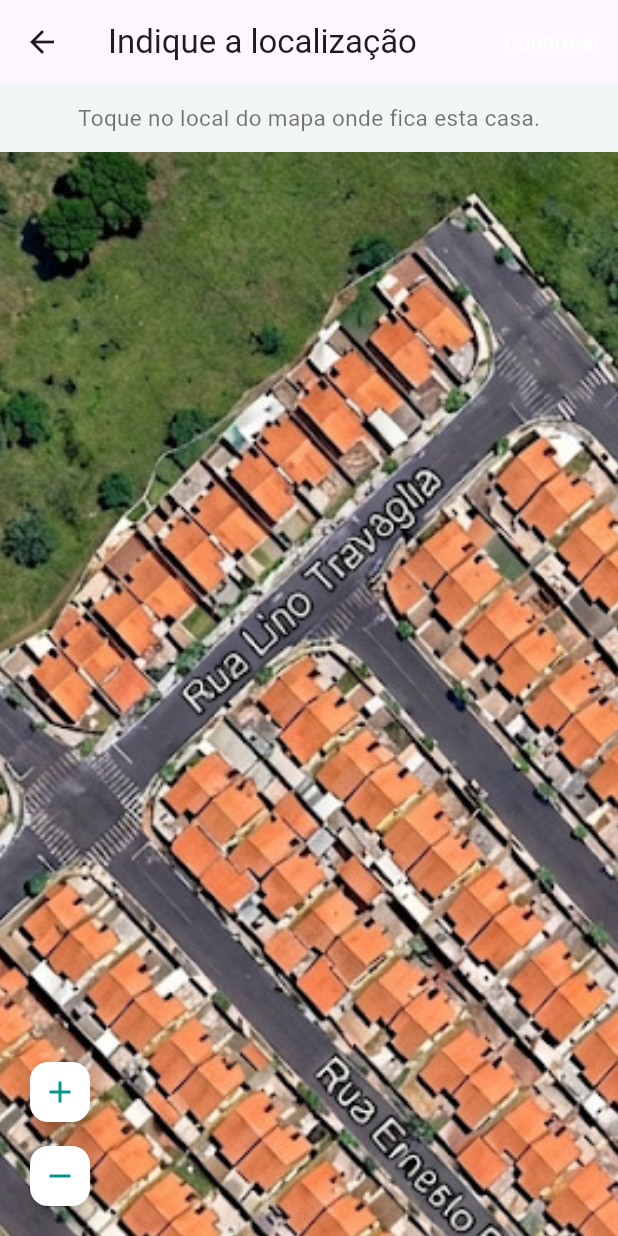
After one commit to Guilherme-Zamboni/app_agente_saude, a Flutter app: the TelaSelecionarLocalMapa screen opened directly, on a phone screen of 412 x 824 dp. The commit adds this screen. Run offline on Flutter 3.47's test engine with Material 3 defaults, Android fonts, the phone set to English and light mode, and no system bars; our stand-ins replace fl_chart, flutter_secure_storage, local_auth, sqflite_sqlcipher; accounts and stored records are empty.

Commit message:
mapa etapa 1

```diff
--- a/lib/main.dart
+++ b/lib/main.dart
@@ -17,10 +17,10 @@ class MeuApp extends StatelessWidget {
   @override
   Widget build(BuildContext context) {
     return MaterialApp(
-      title: 'App Agente de Saúde',
       theme: ThemeData(
         primarySwatch: Colors.teal,
         useMaterial3: true,
+        scaffoldBackgroundColor: const Color(0xFFF2F7F5),
         textTheme: const TextTheme(
           bodyLarge: TextStyle(fontSize: 18),
         ),
--- /dev/null
+++ b/lib/screens/tela_selecionar_local_mapa.dart
@@ -0,0 +1,151 @@
+import 'package:flutter/material.dart';
+
+class TelaSelecionarLocalMapa extends StatefulWidget {
+  final double? posXInicial;
+  final double? posYInicial;
+
+  const TelaSelecionarLocalMapa({super.key, this.posXInicial, this.posYInicial});
+
+  @override
+  State<TelaSelecionarLocalMapa> createState() => _TelaSelecionarLocalMapaState();
+}
+
+class _TelaSelecionarLocalMapaState extends State<TelaSelecionarLocalMapa> {
+  static const double _larguraMapa = 1200;
+  static const double _alturaMapa = 1200;
+
+  final _controladorZoom = TransformationController();
+  final _chaveMapa = GlobalKey(); // referência ao próprio mapa, para medir o toque
+
+  Offset? _posicaoSelecionada; // coordenadas relativas, 0.0 a 1.0
+
+  @override
+  void initState() {
+    super.initState();
+    if (widget.posXInicial != null && widget.posYInicial != null) {
+      _posicaoSelecionada = Offset(widget.posXInicial!, widget.posYInicial!);
+    }
+  }
+
+  @override
+  void dispose() {
+    _controladorZoom.dispose();
+    super.dispose();
+  }
+
+  void _ajustarZoom(double fator) {
+    final matrizAtual = _controladorZoom.value.clone();
+    setState(() {
+      _controladorZoom.value = matrizAtual..scale(fator, fator, 1.0);
+    });
+  }
+
+  void _aoTocarNoMapa(TapDownDetails details) {
+    // Mede em relação ao próprio SizedBox do mapa (via GlobalKey),
+    // e não em relação à tela inteira - isso mantém a conta correta
+    // mesmo com zoom, arraste ou camadas extras em volta.
+    final box = _chaveMapa.currentContext!.findRenderObject() as RenderBox;
+    final local = box.globalToLocal(details.globalPosition);
+    setState(() {
+      _posicaoSelecionada = Offset(
+        (local.dx / _larguraMapa).clamp(0.0, 1.0),
+        (local.dy / _alturaMapa).clamp(0.0, 1.0),
+      );
+    });
+  }
+
+  void _confirmar() {
+    if (_posicaoSelecionada == null) {
+      ScaffoldMessenger.of(context).showSnackBar(
+        const SnackBar(content: Text('Toque no mapa para indicar o local da casa')),
+      );
+      return;
+    }
+    Navigator.pop(context, _posicaoSelecionada);
+  }
+
+  @override
+  Widget build(BuildContext context) {
+    return Scaffold(
+      appBar: AppBar(
+        title: const Text('Indique a localização'),
+        actions: [
+          TextButton(
+            onPressed: _confirmar,
+            child: const Text('Confirmar', style: TextStyle(color: Colors.white)),
+          ),
+        ],
+      ),
+      body: Column(
+        children: [
+          const Padding(
+            padding: EdgeInsets.all(12),
+            child: Text(
+              'Toque no local do mapa onde fica esta casa.',
+              style: TextStyle(fontSize: 15, color: Colors.black54),
+            ),
+          ),
+          Expanded(
+            child: Stack(
+              children: [
+                InteractiveViewer(
+                  transformationController: _controladorZoom,
+                  minScale: 0.5,
+                  maxScale: 3,
+                  constrained: false,
+                  boundaryMargin: const EdgeInsets.all(80),
+                  child: GestureDetector(
+                    onTapDown: _aoTocarNoMapa,
+                    child: SizedBox(
+                      key: _chaveMapa,
+                      width: _larguraMapa,
+                      height: _alturaMapa,
+                      child: Stack(
+                        children: [
+                          Image.asset(
+                            'assets/maps/territorio_teste.jpg',
+                            width: _larguraMapa,
+                            height: _alturaMapa,
+                            fit: BoxFit.cover,
+                          ),
+                          if (_posicaoSelecionada != null)
+                            Positioned(
+                              left: _posicaoSelecionada!.dx * _larguraMapa - 20,
+                              top: _posicaoSelecionada!.dy * _alturaMapa - 40,
+                              child: const Icon(Icons.location_on,
+                                  color: Colors.red, size: 40),
+                            ),
+                        ],
+                      ),
+                    ),
+                  ),
+                ),
+                Positioned(
+                  left: 16,
+                  bottom: 16,
+                  child: Column(
+                    children: [
+                      FloatingActionButton.small(
+                        heroTag: 'zoomInSelecao',
+                        backgroundColor: Colors.white,
+                        onPressed: () => _ajustarZoom(1.2),
+                        child: const Icon(Icons.add, color: Colors.teal),
+                      ),
+                      const SizedBox(height: 8),
+                      FloatingActionButton.small(
+                        heroTag: 'zoomOutSelecao',
+                        backgroundColor: Colors.white,
+                        onPressed: () => _ajustarZoom(1 / 1.2),
+                        child: const Icon(Icons.remove, color: Colors.teal),
+                      ),
+                    ],
+                  ),
+                ),
+              ],
+            ),
+          ),
+        ],
+      ),
+    );
+  }
+}
--- a/pubspec.yaml
+++ b/pubspec.yaml
@@ -66,6 +66,9 @@ flutter:
   # included with your application, so that you can use the icons in
   # the material Icons class.
   uses-material-design: true
+  assets:
+    - assets/maps/territorio_teste.svg
+    - assets/maps/territorio_teste.jpg
 
   # To add assets to your application, add an assets section, like this:
   # assets:
```
Also changed, not shown: lib/database/database_helper.dart (+2 -6 lines), lib/database/domicilio_dao.dart (+11 -0 lines), lib/models/domicilio.dart (+8 -0 lines), lib/screens/tela_cadastro_domicilio.dart (+16 -1 lines), lib/screens/tela_mapa_territorio.dart (+174 -102 lines), assets/maps/territorio_teste.jpg (added), assets/maps/territorio_teste.svg (added).
